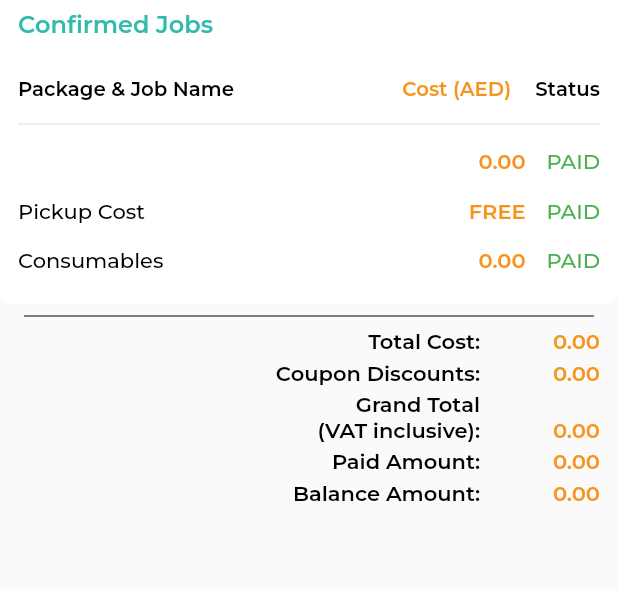
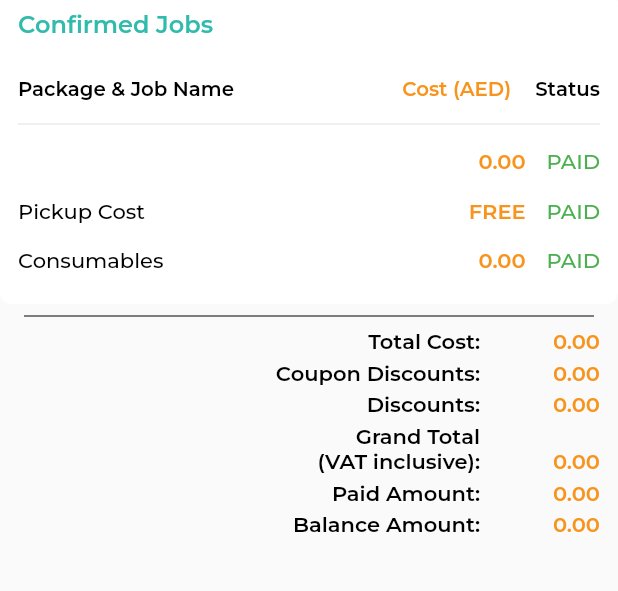
Before and after one commit to akhilraj-personal/autoversa_customer_v2, a Flutter app: the Workcard screen opened directly with empty values, on a phone screen of 412 x 824 dp, the part 290-881 px from its top. Run offline on Flutter 3.47's test engine with Material 2 defaults, Android fonts, the phone set to English and light mode, and no system bars; our stand-ins replace avatar_glow, cached_network_image, carousel_slider, connectivity_plus, dio, dotted_border and 19 more; missing offline and left inert: custom_clippers, flutter_google_places, flutter_pin_code_fields, flutter_sound_lite, flutter_stripe, google_maps_webservice and 2 more; accounts and stored records are empty; network calls fail.

Commit message:
workcard discount

```diff
--- a/lib/screens/booking/workcard_screen.dart
+++ b/lib/screens/booking/workcard_screen.dart
@@ -46,6 +46,7 @@ class WorkcardState extends State<Workcard> {
   var withoutcoupontotalvat = 0.0;
   var withoutcoupontotalwithoutvat = 0.0;
   var coupondiscount = 0.0;
+  var normaldiscount = 0.0;
   var amounttopay = 0.0;
   var selected_package_cost = 0.0;
   var selected_pickup_type_cost = 0.0;
@@ -125,6 +126,7 @@ class WorkcardState extends State<Workcard> {
                     totalamount = 0;
                     consumablecost = 0;
                     coupondiscount = 0;
+                    normaldiscount = 0;
                     amounttopay = 0;
                     paidamount = 0;
                   }),
@@ -138,7 +140,11 @@ class WorkcardState extends State<Workcard> {
                       (selected_package_cost + selected_pickup_type_cost)
                           .round(),
                   coupondiscount =
-                      double.parse(value['booking']['bk_discount']),
+                      double.parse(value['booking']['bk_coupondiscount']),
+                  normaldiscount = double.parse(
+                      value['booking']['bk_discount'] != null
+                          ? value['booking']['bk_discount']
+                          : 0.0),
                   for (var paylist in value['payments'])
                     {
                       paidamount = paidamount +
@@ -183,7 +189,7 @@ class WorkcardState extends State<Workcard> {
                     },
                   grandtotal =
                       ((totalamount).toDouble() + (consumablecost).toDouble()) -
-                          coupondiscount,
+                          (coupondiscount + normaldiscount),
                   amounttopay = ((grandtotal) - (paidamount)).toDouble(),
                   setState(() {}),
                 }
@@ -1412,6 +1418,38 @@ class WorkcardState extends State<Workcard> {
                                   Expanded(
                                     flex: 12,
                                     child: Text(
+                                      "Discounts: ",
+                                      style: montserratSemiBold.copyWith(
+                                          color: black,
+                                          fontSize: width * 0.034),
+                                      textAlign: TextAlign.right,
+                                    ),
+                                  ),
+                                  Expanded(
+                                    flex: 3,
+                                    child: Text(
+                                      normaldiscount.toStringAsFixed(2),
+                                      style: montserratSemiBold.copyWith(
+                                          color: warningcolor,
+                                          fontSize: width * 0.034),
+                                      textAlign: TextAlign.right,
+                                    ),
+                                  ),
+                                ],
+                              ),
+                            ),
+                            SizedBox(
+                              height: 4,
+                            ),
+                            Container(
+                              padding: EdgeInsets.only(right: 12.0),
+                              child: Row(
+                                mainAxisAlignment: MainAxisAlignment.end,
+                                crossAxisAlignment: CrossAxisAlignment.end,
+                                children: <Widget>[
+                                  Expanded(
+                                    flex: 12,
+                                    child: Text(
                                       "Grand Total\n(VAT inclusive): ",
                                       style: montserratSemiBold.copyWith(
                                           color: black,
```
